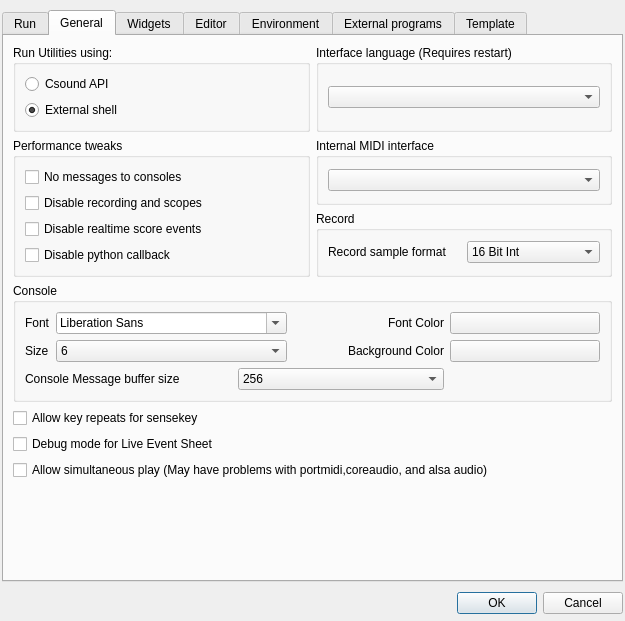
First picture: the form in src/configdialog.ui, repository CsoundQt/CsoundQt, before the edit.
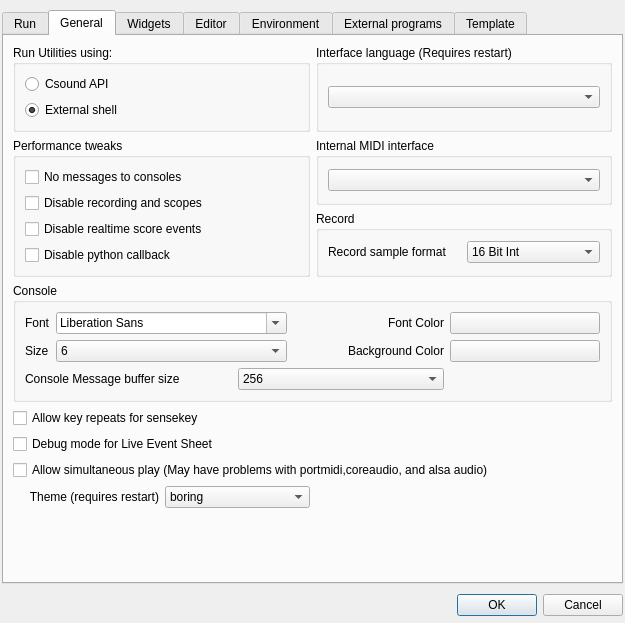
Second picture: the form after the edit. The open tabs and pages were chosen to show the change.

Commit message: Added icon theme selector

What changed in the file:
```diff
--- a/src/configdialog.ui
+++ b/src/configdialog.ui
@@ -8,7 +8,7 @@
     <x>0</x>
     <y>0</y>
     <width>625</width>
-    <height>621</height>
+    <height>623</height>
    </rect>
   </property>
   <property name="windowTitle">
@@ -752,7 +752,7 @@
          </item>
         </layout>
        </item>
-       <item row="5" column="0">
+       <item row="10" column="0">
         <spacer name="verticalSpacer_3">
          <property name="orientation">
           <enum>Qt::Vertical</enum>
@@ -765,6 +765,34 @@
          </property>
         </spacer>
        </item>
+       <item row="6" column="0">
+        <layout class="QHBoxLayout" name="horizontalLayout_6">
+         <item>
+          <widget class="QLabel" name="label_31">
+           <property name="text">
+            <string>Theme (requires restart)</string>
+           </property>
+           <property name="alignment">
+            <set>Qt::AlignRight|Qt::AlignTrailing|Qt::AlignVCenter</set>
+           </property>
+          </widget>
+         </item>
+         <item>
+          <widget class="QComboBox" name="themeComboBox">
+           <item>
+            <property name="text">
+             <string>boring</string>
+            </property>
+           </item>
+           <item>
+            <property name="text">
+             <string>fun</string>
+            </property>
+           </item>
+          </widget>
+         </item>
+        </layout>
+       </item>
       </layout>
      </widget>
      <widget class="QWidget" name="tab_6">
```
Left out of the diff: 2 changed lines with no effect on the pictures. The commit also changes 5 other files.
